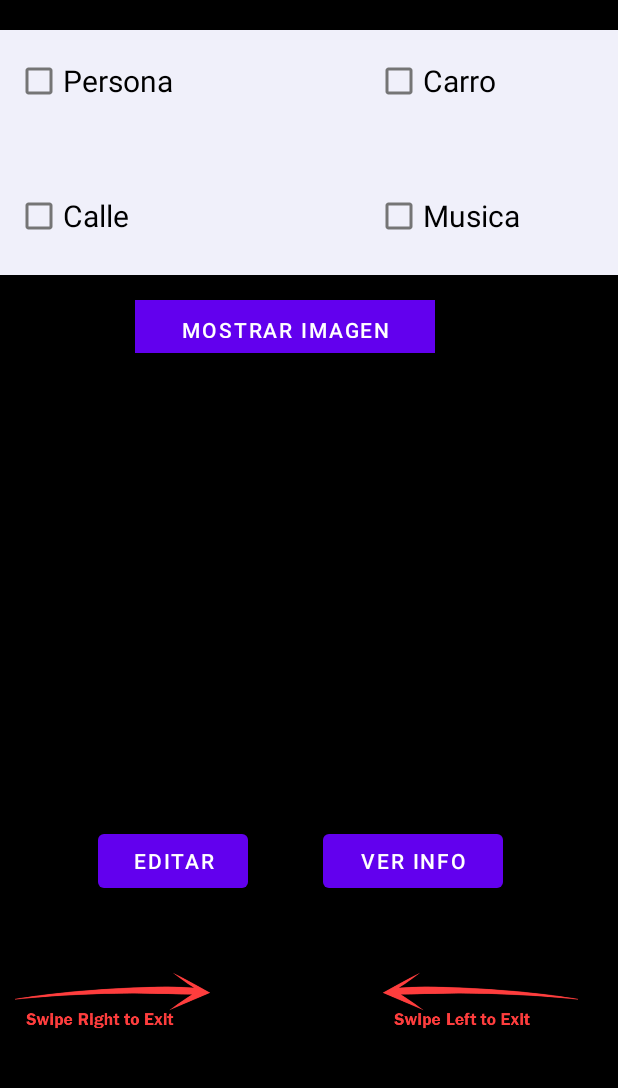
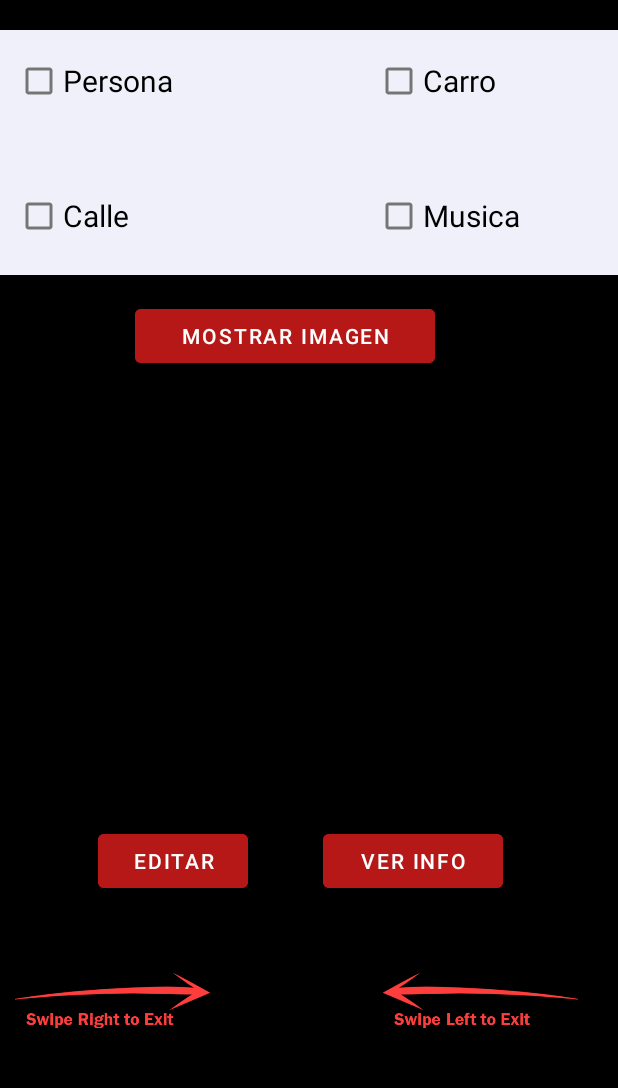
Before and after one commit to samilr/SelectorCategoriasAndroid, an Android app: the screen it shows after launch (MainActivity), on a phone screen of 412 x 824 dp, the part 84-1172 px from its top. Run offline under Robolectric (Android 15) with nearby library versions, the phone set to English and light mode, and no system bars.

Commit message:
-Botones rojos

```diff
--- a/app/src/main/res/layout/activity_main.xml
+++ b/app/src/main/res/layout/activity_main.xml
@@ -56,10 +56,9 @@
     <Button
         android:id="@+id/btnMostrarImg"
         android:layout_width="200dp"
-        android:layout_height="35dp"
+        android:layout_height="wrap_content"
         android:layout_marginLeft="90dp"
         android:layout_marginTop="200dp"
-        android:background="#FB1010"
         android:backgroundTint="#B61818"
         android:onClick="isChecked"
         android:text="Mostrar Imagen" />
@@ -78,6 +77,7 @@
         android:layout_height="wrap_content"
         android:layout_marginLeft="65dp"
         android:layout_marginTop="550dp"
+        android:backgroundTint="#B61818"
         android:onClick="alertEdit"
         android:text="Editar" />
 
@@ -87,6 +87,7 @@
         android:layout_height="wrap_content"
         android:layout_marginLeft="215dp"
         android:layout_marginTop="550dp"
+        android:backgroundTint="#B61818"
         android:onClick="alertInfo"
         android:text="Ver Info" />
 
```
